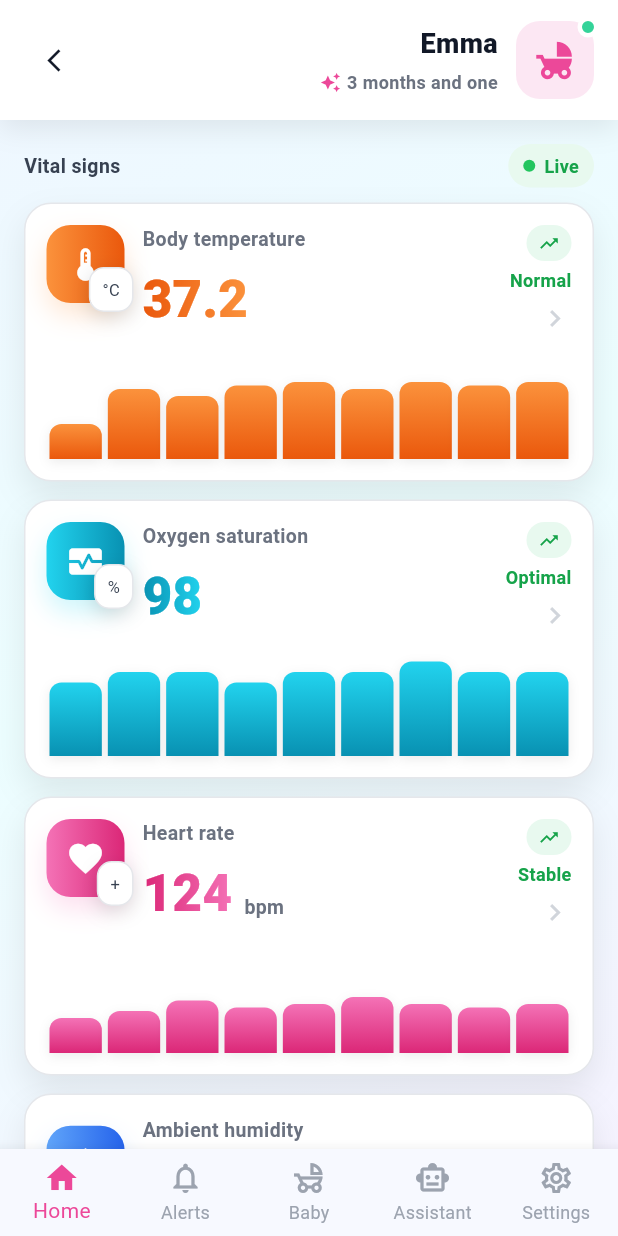
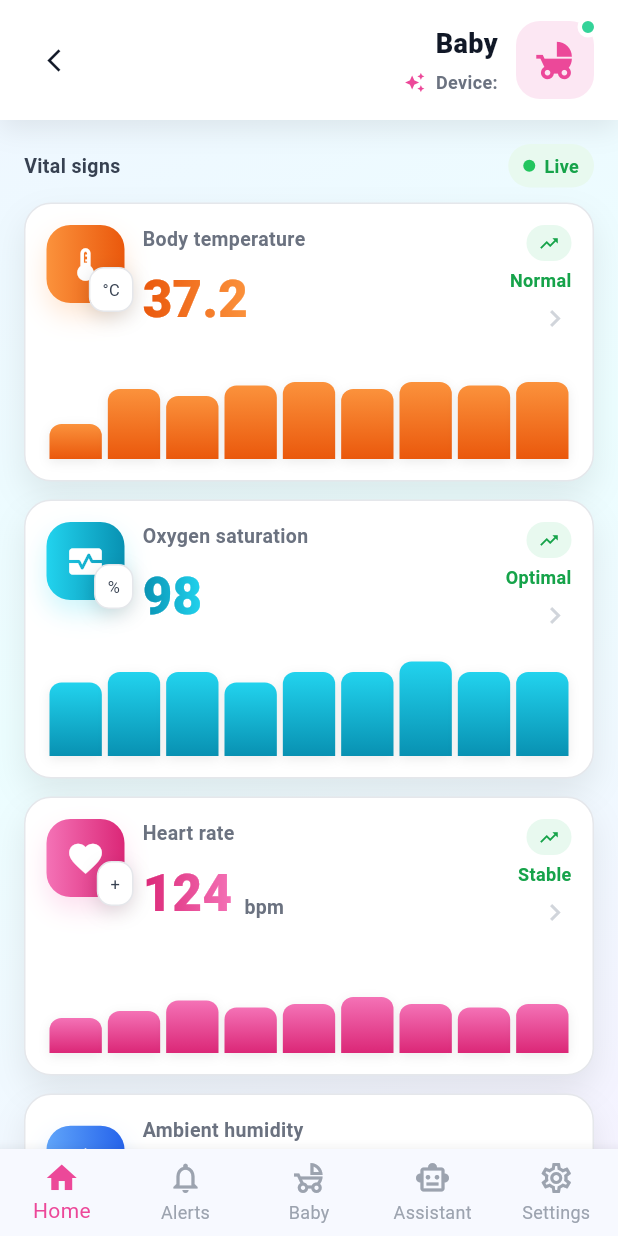
Before and after one commit to EmnaZghal/BabyGuardian-Project, a Flutter app: the HomePage screen opened by its route, on a phone screen of 412 x 824 dp. Run offline on Flutter 3.47's test engine with Material 3 defaults, Android fonts, the phone set to English and light mode, and no system bars; our stand-ins replace flutter_blue_plus, flutter_secure_storage, go_router, permission_handler; accounts and stored records are empty.

Commit message:
fix bug nav

```diff
--- a/mobile/baby_guardian_front/lib/app/router/app_router.dart
+++ b/mobile/baby_guardian_front/lib/app/router/app_router.dart
@@ -99,10 +99,15 @@ class AppRouter {
         builder: (context, state, child) => MainShellPage(child: child),
         routes: [
           GoRoute(
-            path: '/home',
-            parentNavigatorKey: _shellKey,
-            builder: (context, state) => const HomePage(),
-          ),
+  path: '/home',
+  parentNavigatorKey: _shellKey,
+  builder: (context, state) {
+    final deviceId = state.uri.queryParameters['deviceId'] ?? '';
+    final babyName = Uri.decodeComponent(state.uri.queryParameters['babyName'] ?? 'Baby');
+    return HomePage(deviceId: deviceId, babyName: babyName);
+  },
+),
+
           GoRoute(
             path: '/baby-settings',
             parentNavigatorKey: _shellKey,
--- a/mobile/baby_guardian_front/lib/features/home/views/home_page.dart
+++ b/mobile/baby_guardian_front/lib/features/home/views/home_page.dart
@@ -11,7 +11,14 @@ import '../widgets/device_status_card.dart';
 import '../widgets/quick_action_button.dart';
 
 class HomePage extends StatelessWidget {
-  const HomePage({super.key});
+  final String deviceId;
+  final String babyName;
+
+  const HomePage({
+    super.key,
+    required this.deviceId,
+    required this.babyName,
+  });
 
   void _showSnack(BuildContext context, String msg) {
     ScaffoldMessenger.of(context).showSnackBar(SnackBar(content: Text(msg)));
@@ -19,47 +26,39 @@ class HomePage extends StatelessWidget {
 
   @override
   Widget build(BuildContext context) {
-    // Demo data
     final temps = <double>[36, 37, 36.8, 37.1, 37.2, 37.0, 37.2, 37.1, 37.2];
     final spo2 = <double>[97, 98, 98, 97, 98, 98, 99, 98, 98];
     final hr = <double>[120, 122, 125, 123, 124, 126, 124, 123, 124];
 
     return Scaffold(
-      // ✅ No AppBar (top bar removed)
       body: SafeArea(
-        bottom: false, // bottom handled by your ShellRoute + BottomNav
+        bottom: false,
         child: Container(
           decoration: const BoxDecoration(
             gradient: LinearGradient(
               begin: Alignment.topLeft,
               end: Alignment.bottomRight,
               colors: [
-                Color(0xFFEFF6FF), // blue-50
-                Color(0xFFECFEFF), // cyan-50
-                Color(0xFFF5F3FF), // purple-50
+                Color(0xFFEFF6FF),
+                Color(0xFFECFEFF),
+                Color(0xFFF5F3FF),
               ],
             ),
           ),
           child: Column(
             children: [
-              // ✅ FIXED HEADER (does not scroll)
-              DashboardHeader(babyName: "Emma", subtitle: "3 months and one"),
-
-              // ✅ Scrollable content only
+              DashboardHeader(
+                babyName: babyName.isEmpty ? "Baby" : babyName,
+                subtitle: "Device: $deviceId",
+              ),
               Expanded(
                 child: SingleChildScrollView(
                   padding: const EdgeInsets.only(bottom: 120),
                   child: Padding(
-                    padding: const EdgeInsets.symmetric(
-                      horizontal: 16,
-                      vertical: 16,
-                    ),
+                    padding: const EdgeInsets.symmetric(horizontal: 16, vertical: 16),
                     child: Column(
                       children: [
-                        const SectionHeader(
-                          title: "Vital signs",
-                          trailingLive: true,
-                        ),
+                        const SectionHeader(title: "Vital signs", trailingLive: true),
                         const SizedBox(height: 10),
 
                         VitalCard(
@@ -81,11 +80,10 @@ class HomePage extends StatelessWidget {
                               colors: [Color(0xFFEA580C), Color(0xFFFB923C)],
                             ),
                           ),
-                          onTap: () =>
-                              _showSnack(context, "Temperature details (demo)"),
+                          onTap: () => _showSnack(context, "Temperature details (demo)"),
                         ),
+
                         const SizedBox(height: 12),
-
                         VitalCard(
                           title: "Oxygen saturation",
                           valueText: "98",
@@ -105,11 +103,10 @@ class HomePage extends StatelessWidget {
                               colors: [Color(0xFF0891B2), Color(0xFF22D3EE)],
                             ),
                           ),
-                          onTap: () =>
-                              _showSnack(context, "SpO2 details (demo)"),
+                          onTap: () => _showSnack(context, "SpO2 details (demo)"),
                         ),
+
                         const SizedBox(height: 12),
-
                         VitalCard(
                           title: "Heart rate",
                           valueText: "124",
@@ -131,11 +128,10 @@ class HomePage extends StatelessWidget {
                               colors: [Color(0xFFDB2777), Color(0xFFF472B6)],
                             ),
                           ),
-                          onTap: () =>
-                              _showSnack(context, "Heart rate details (demo)"),
+                          onTap: () => _showSnack(context, "Heart rate details (demo)"),
                         ),
+
                         const SizedBox(height: 12),
-
                         SimpleInfoCard(
                           title: "Ambient humidity",
                           value: "56",
@@ -144,17 +140,14 @@ class HomePage extends StatelessWidget {
                           gradient: const LinearGradient(
                             colors: [Color(0xFF60A5FA), Color(0xFF2563EB)],
                           ),
-                          onTap: () =>
-                              _showSnack(context, "Humidity details (demo)"),
+                          onTap: () => _showSnack(context, "Humidity details (demo)"),
                         ),
 
                         const SizedBox(height: 22),
                         const SectionHeader(title: "Wristband status"),
                         const SizedBox(height: 10),
-
                         DeviceStatusCard(
-                          onTap: () =>
-                              _showSnack(context, "Wristband details (demo)"),
+                          onTap: () => _showSnack(context, "Wristband details (demo)"),
                         ),
 
                         const SizedBox(height: 22),
@@ -169,7 +162,6 @@ class HomePage extends StatelessWidget {
                             colors: [Color(0xFF10B981), Color(0xFF0D9488)],
                           ),
                           onTap: () => context.go('/health-status'),
-
                         ),
                         const SizedBox(height: 12),
 
--- a/mobile/baby_guardian_front/lib/features/home/widgets/vital_card.dart
+++ b/mobile/baby_guardian_front/lib/features/home/widgets/vital_card.dart
@@ -32,9 +32,10 @@ class VitalCard extends StatelessWidget {
   Widget build(BuildContext context) {
     const border = Color(0xFFE5E7EB); // gray-200
     const textMuted = Color(0xFF6B7280); // gray-500
-    const textDark = Color(0xFF111827); // gray-900
 
-    return InkWell(
+    return Material(
+      color: Colors.transparent, // ✅ required for InkWell to work properly
+      child: InkWell(
         onTap: onTap,
         borderRadius: BorderRadius.circular(18),
         child: Container(
@@ -87,7 +88,10 @@ class VitalCard extends StatelessWidget {
                         bottom: -6,
                         right: -6,
                         child: Container(
-                        padding: const EdgeInsets.symmetric(horizontal: 8, vertical: 6),
+                          padding: const EdgeInsets.symmetric(
+                            horizontal: 8,
+                            vertical: 6,
+                          ),
                           decoration: BoxDecoration(
                             color: Colors.white,
                             borderRadius: BorderRadius.circular(10),
@@ -102,7 +106,10 @@ class VitalCard extends StatelessWidget {
                           ),
                           child: Text(
                             unitBadge,
-                          style: const TextStyle(fontSize: 11, color: Color(0xFF374151)),
+                            style: const TextStyle(
+                              fontSize: 11,
+                              color: Color(0xFF374151),
+                            ),
                           ),
                         ),
                       ),
@@ -184,17 +191,21 @@ class VitalCard extends StatelessWidget {
                         ),
                       ),
                       const SizedBox(height: 6),
-                    const Icon(Icons.chevron_right, color: Color(0xFFD1D5DB), size: 22),
+                      const Icon(
+                        Icons.chevron_right,
+                        color: Color(0xFFD1D5DB),
+                        size: 22,
+                      ),
                     ],
                   ),
                 ],
               ),
-
               const SizedBox(height: 12),
               sparkline,
             ],
           ),
         ),
+      ),
     );
   }
 }
--- a/mobile/baby_guardian_front/lib/features/shell/main_shell_page.dart
+++ b/mobile/baby_guardian_front/lib/features/shell/main_shell_page.dart
@@ -9,7 +9,7 @@ class MainShellPage extends StatelessWidget {
 
   int _locationToIndex(String location) {
     if (location.startsWith('/alerts')) return 1;
-  if (location.startsWith('/baby-settings')) return 2;       // ✅ Baby au milieu
+    if (location.startsWith('/baby-settings')) return 2; // ✅ Baby au milieu
     if (location.startsWith('/assistant')) return 3;
     if (location.startsWith('/settings')) return 4;
     return 0; // /home
@@ -22,7 +22,7 @@ String _indexToLocation(int index) {
       case 1:
         return '/alerts';
       case 2:
-      return '/baby-settings';        // ✅ page Baby
+        return '/baby-settings'; // ✅ page Baby
       case 3:
         return '/assistant';
       case 4:
@@ -31,7 +31,6 @@ String _indexToLocation(int index) {
         return '/home';
     }
   }
-
 
   @override
   Widget build(BuildContext context) {
```
Also changed, not shown: mobile/baby_guardian_front/lib/features/babies_page_selection/views/baby_select_page.dart (+14 -20 lines), mobile/baby_guardian_front/lib/features/health_status/views/health_status_page.dart (+27 -10 lines), mobile/baby_guardian_front/lib/features/home/model/vitals_sample.dart (added, +29 -0 lines), mobile/baby_guardian_front/lib/features/home/services/vitals_ws_service.dart (added, +39 -0 lines), mobile/baby_guardian_front/lib/features/predictions/views/predictions_page.dart (+43 -14 lines), mobile/baby_guardian_front/pubspec.yaml (+5 -67 lines), mobile/baby_guardian_front/pubspec.lock. Lines whose indentation alone changed are shown as unchanged.
